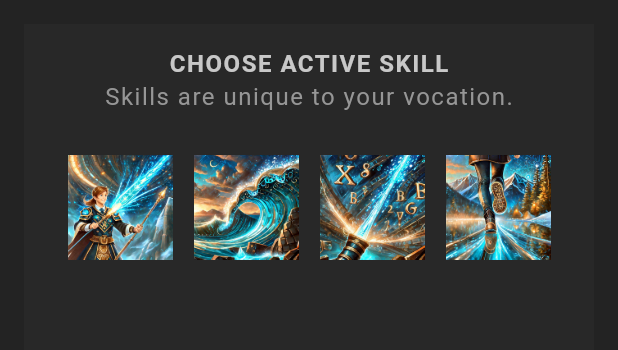
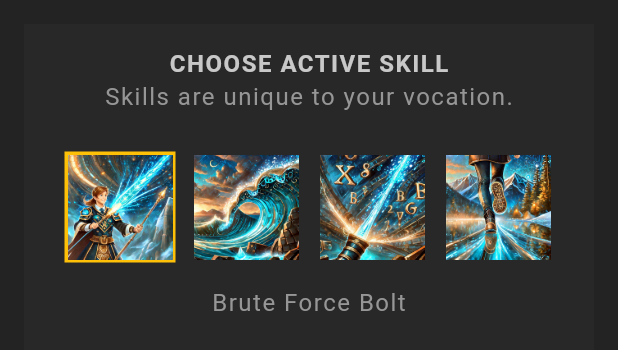
Before and after one commit to tertiussc/flutter_rpg_3, a Flutter app: the SkillList widget shown alone on an empty page, opened directly with sample values from the repository, on a phone screen of 412 x 824 dp. Shown: the top 350 px of the screen. Run offline on Flutter 3.47's test engine with Material 3 defaults, Android fonts, the phone set to English and light mode, and no system bars; our stand-ins replace google_fonts; Roboto replaces fonts that are missing (Kanit).

Commit message:
Implemented skill selection

```diff
--- a/flutter_rpg/lib/screens/profile/skill_list.dart
+++ b/flutter_rpg/lib/screens/profile/skill_list.dart
@@ -15,6 +15,7 @@ class SkillList extends StatefulWidget {
 
 class _SkillListState extends State<SkillList> {
   late List<Skill> availableSkills;
+  late Skill selectedSkill;
 
   @override
   void initState() {
@@ -23,6 +24,14 @@ class _SkillListState extends State<SkillList> {
         return skill.vocation == widget.character.vocation;
       },
     ).toList();
+
+    if (widget.character.skills.isEmpty) {
+      selectedSkill = availableSkills[0];
+    }
+    if (widget.character.skills.isNotEmpty) {
+      selectedSkill = widget.character.skills.first;
+    }
+
     super.initState();
   }
 
@@ -44,13 +53,23 @@ class _SkillListState extends State<SkillList> {
                   return Container(
                     margin: const EdgeInsets.all(5),
                     padding: const EdgeInsets.all(2),
-                    child: Image.asset(
-                      'assets/img/skills/${skill.image}',
-                      width: 70,
+                    color: skill == selectedSkill ? Colors.amber : Colors.transparent,
+                    child: GestureDetector(
+                      onTap: () {
+                        setState(() {
+                          widget.character.updateSkill(skill);
+                          selectedSkill = skill;
+                        });
+                      },
+                      child: Image.asset(
+                        'assets/img/skills/${skill.image}',
+                        width: 70,
+                      ),
                     ),
                   );
                 }).toList()),
             const SizedBox(height: 10),
+            StyledText(selectedSkill.name)
           ],
         ),
       ),
```
